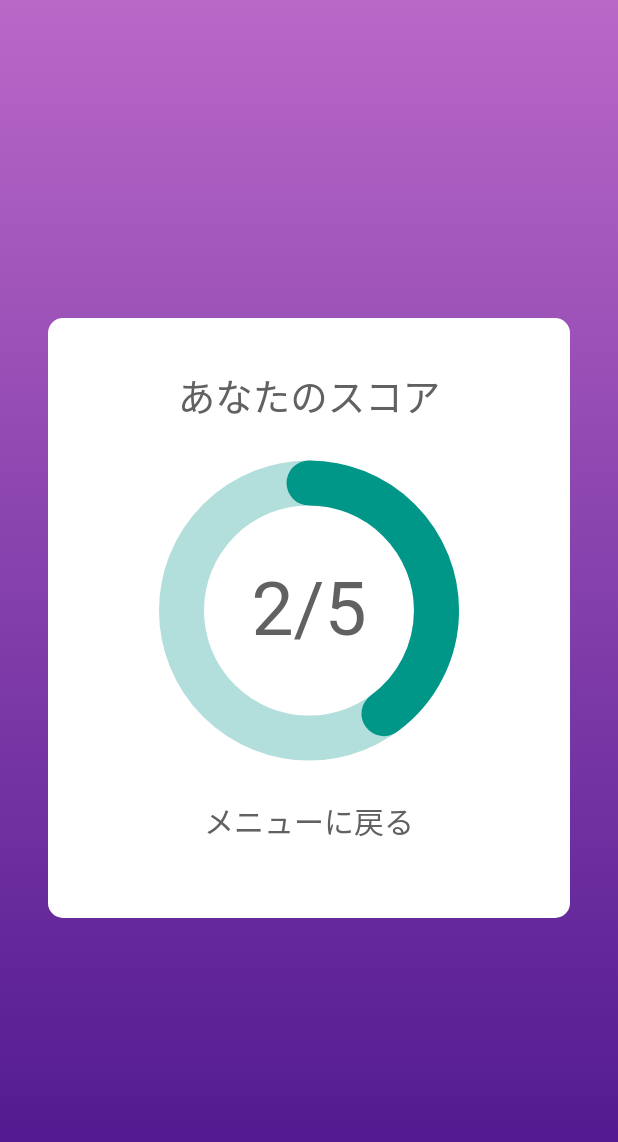
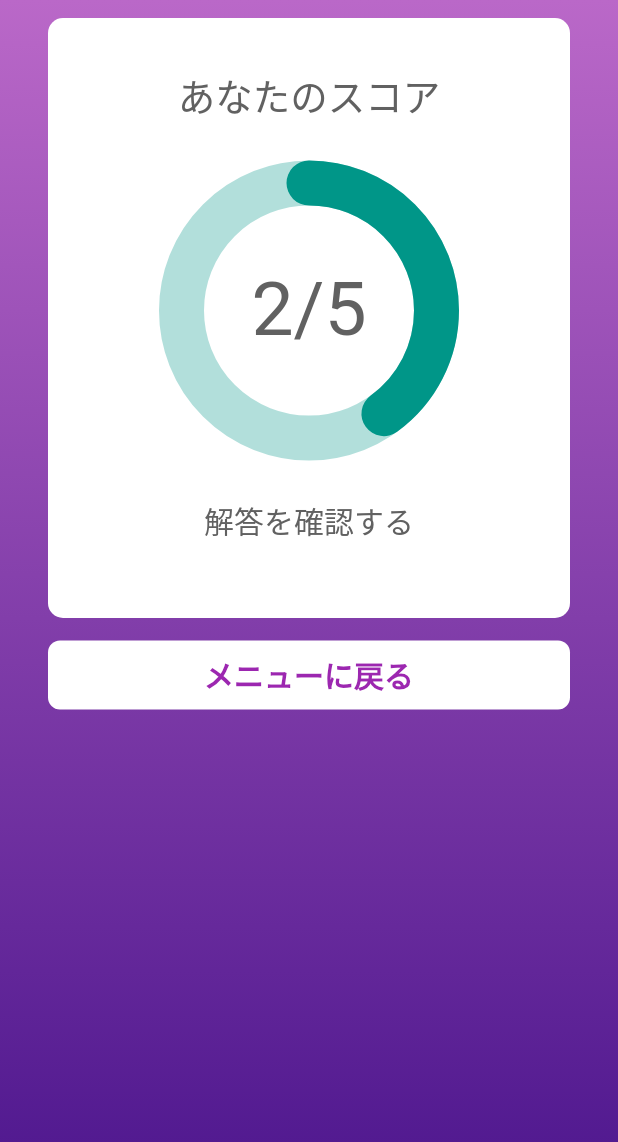
Before and after one commit to norifumi92/hotnewsquiz, a Flutter app: the ScorePage screen opened directly, on a phone screen of 412 x 824 dp. Shown: the top 1142 px of the screen. Run offline on Flutter 3.47's test engine with Material 2 defaults, Android fonts, the phone set to English and light mode, and no system bars; drawn by our look-alikes of percent_indicator; our stand-ins replace cloud_firestore, firebase_core, get; accounts and stored records are empty; generated files the repository leaves out were written again.

Commit message:
design update

```diff
--- a/lib/pages/quiz_page.dart
+++ b/lib/pages/quiz_page.dart
@@ -48,7 +48,7 @@ class QuizPageState extends State<QuizPage> {
   void startTimer() {
     timer = Timer.periodic(const Duration(seconds: 1), (timer) {
       setState(() {
-        print(seconds);
+        // print(seconds);
         if (seconds > 0) {
           seconds--;
         } else {
--- a/lib/pages/score_page.dart
+++ b/lib/pages/score_page.dart
@@ -26,8 +26,11 @@ class _ScorePageState extends State<ScorePage> {
           colors: [Colors.purple.shade300, Colors.purple.shade900],
         )),
         child: Align(
-          child: Container(
-            padding: const EdgeInsets.all(8.0),
+            child: Column(
+          children: [
+            Container(
+              padding: const EdgeInsets.only(
+                  top: 8.0, bottom: 3.0, left: 8.0, right: 8.0),
               margin: const EdgeInsets.symmetric(horizontal: 20),
               height: 400,
               decoration: BoxDecoration(
@@ -56,6 +59,28 @@ class _ScorePageState extends State<ScorePage> {
                     ),
                   ),
                   const SizedBox(height: 25),
+                  // const Divider(thickness: 1.5),
+                  GestureDetector(
+                    onTap: () {
+                      // Delete the existing instance of QuizController
+                      Get.delete<QuizController>();
+                      // Create a new instance of QuizController and add it to the GetX dependency injection system
+                      Get.put(QuizController());
+
+                      Navigator.push(
+                        context,
+                        MaterialPageRoute(
+                            builder: (context) => const HomePage()),
+                      );
+                    },
+                    child: Text("解答を確認する",
+                        style: TextStyle(
+                            color: Colors.grey.shade700, fontSize: 20)),
+                  ),
+                ],
+              ),
+            ),
+            SizedBox(height: 15),
             GestureDetector(
               onTap: () {
                 // Delete the existing instance of QuizController
@@ -68,15 +93,28 @@ class _ScorePageState extends State<ScorePage> {
                   MaterialPageRoute(builder: (context) => const HomePage()),
                 );
               },
-                  child: Text("メニューに戻る",
-                      style:
-                          TextStyle(color: Colors.grey.shade700, fontSize: 20)),
+              child: Container(
+                padding: EdgeInsets.all(8.0),
+                margin: EdgeInsets.symmetric(horizontal: 20.0),
+                decoration: BoxDecoration(
+                  color: Colors.white,
+                  borderRadius: BorderRadius.circular(8),
                 ),
-              ],
+                child: Center(
+                  child: Text(
+                    "メニューに戻る",
+                    style: TextStyle(
+                      color: Colors.purple,
+                      fontWeight: FontWeight.bold,
+                      fontSize: 20,
                     ),
                   ),
                 ),
               ),
+            ),
+          ],
+        )),
+      ),
     );
   }
 }
```
Lines whose indentation alone changed are shown as unchanged.
